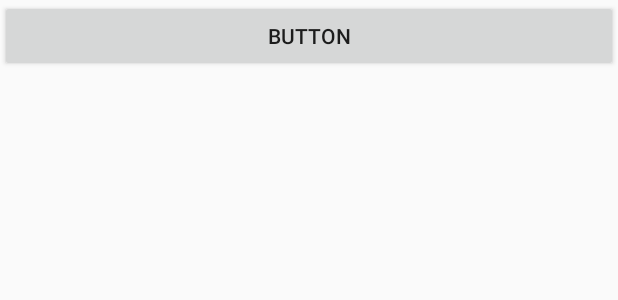
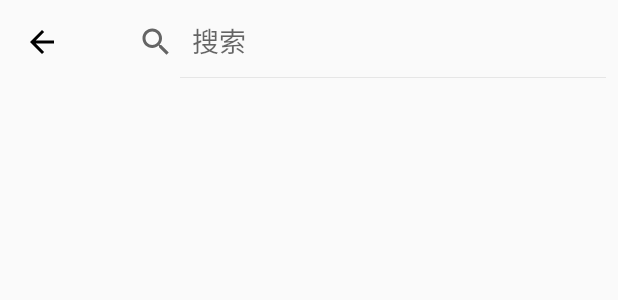
Before and after one commit to lastmc/WenWenNews, an Android app: the layout activity_search.xml on its own in the app's theme, with its tools: preview values and no code run, on a phone screen of 412 x 824 dp. Shown: the top 300 px of the screen. Run offline under Robolectric (Android 15) with nearby library versions, the phone set to English and light mode, and no system bars.

Commit message:
finish searchview

```diff
--- a/app/src/main/java/com/java/yandifei/ui/search/SearchActivity.java
+++ b/app/src/main/java/com/java/yandifei/ui/search/SearchActivity.java
@@ -1,8 +1,13 @@
 package com.java.yandifei.ui.search;
 
 import android.os.Bundle;
+import android.view.View;
+import android.widget.AdapterView;
+import android.widget.ArrayAdapter;
+import android.widget.AutoCompleteTextView;
 
 import androidx.appcompat.app.AppCompatActivity;
+import androidx.appcompat.widget.Toolbar;
 
 import com.java.yandifei.R;
 
@@ -11,5 +16,26 @@ public class SearchActivity extends AppCompatActivity {
     protected void onCreate(Bundle saveInstanceState){
         super.onCreate(saveInstanceState);
         setContentView(R.layout.activity_search);
+
+        Toolbar toolbar = findViewById(R.id.search_tool_bar);
+        toolbar.setNavigationOnClickListener(new View.OnClickListener() {
+            @Override
+            public void onClick(View v) {
+                finish();
+            }
+        });
+
+        final AutoCompleteTextView textView = findViewById(R.id.search_view).findViewById(R.id.search_src_text);
+        textView.setThreshold(0);
+        String[] history = {"123","234"};
+        final ArrayAdapter<String> historyAdapter = new ArrayAdapter<>(this,
+                android.R.layout.simple_list_item_1,history);
+        textView.setAdapter(historyAdapter);
+        textView.setOnItemClickListener(new AdapterView.OnItemClickListener() {
+            @Override
+            public void onItemClick(AdapterView<?> parent, View view, int position, long id) {
+                textView.setText(historyAdapter.getItem(position));
+            }
+        });
     }
 }
--- /dev/null
+++ b/app/src/main/res/drawable/ic_arrow_back_black_24dp.xml
@@ -0,0 +1,9 @@
+<vector xmlns:android="http://schemas.android.com/apk/res/android"
+        android:width="24dp"
+        android:height="24dp"
+        android:viewportWidth="24.0"
+        android:viewportHeight="24.0">
+    <path
+        android:fillColor="#FF000000"
+        android:pathData="M20,11H7.83l5.59,-5.59L12,4l-8,8 8,8 1.41,-1.41L7.83,13H20v-2z"/>
+</vector>
--- a/app/src/main/res/layout/activity_search.xml
+++ b/app/src/main/res/layout/activity_search.xml
@@ -1,11 +1,27 @@
 <?xml version="1.0" encoding="utf-8"?>
 <LinearLayout xmlns:android="http://schemas.android.com/apk/res/android"
-    android:orientation="vertical" android:layout_width="match_parent"
+    xmlns:app="http://schemas.android.com/apk/res-auto"
+    android:orientation="vertical"
+    android:layout_width="match_parent"
     android:layout_height="match_parent">
 
-    <Button
-        android:id="@+id/button"
+    <androidx.appcompat.widget.Toolbar
+        android:id="@+id/search_tool_bar"
         android:layout_width="match_parent"
         android:layout_height="wrap_content"
-        android:text="Button" />
+        app:navigationIcon="@drawable/ic_arrow_back_black_24dp">
+        <androidx.appcompat.widget.SearchView
+            android:id="@+id/search_view"
+            android:layout_width="match_parent"
+            android:layout_height="match_parent"
+            app:iconifiedByDefault="false"
+            app:queryHint="@string/title_search"/>
+    </androidx.appcompat.widget.Toolbar>
+
+    <LinearLayout
+        android:id="@+id/search_result"
+        android:layout_width="match_parent"
+        android:layout_height="match_parent"
+        android:orientation="vertical"/>
+
 </LinearLayout>
```
